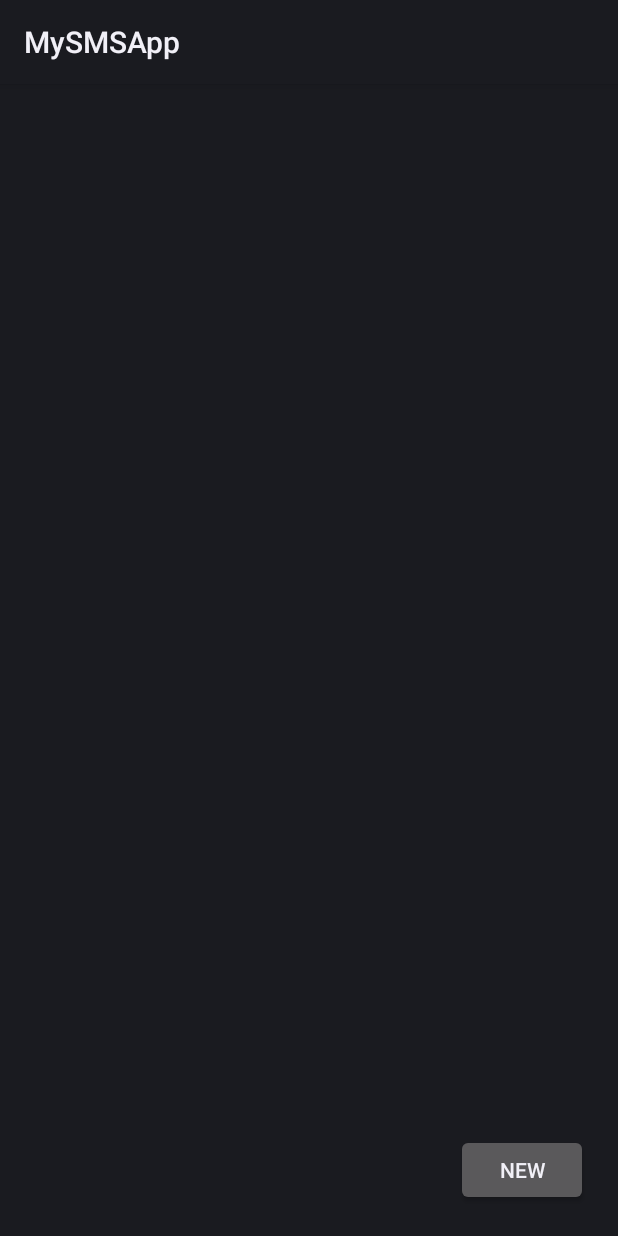
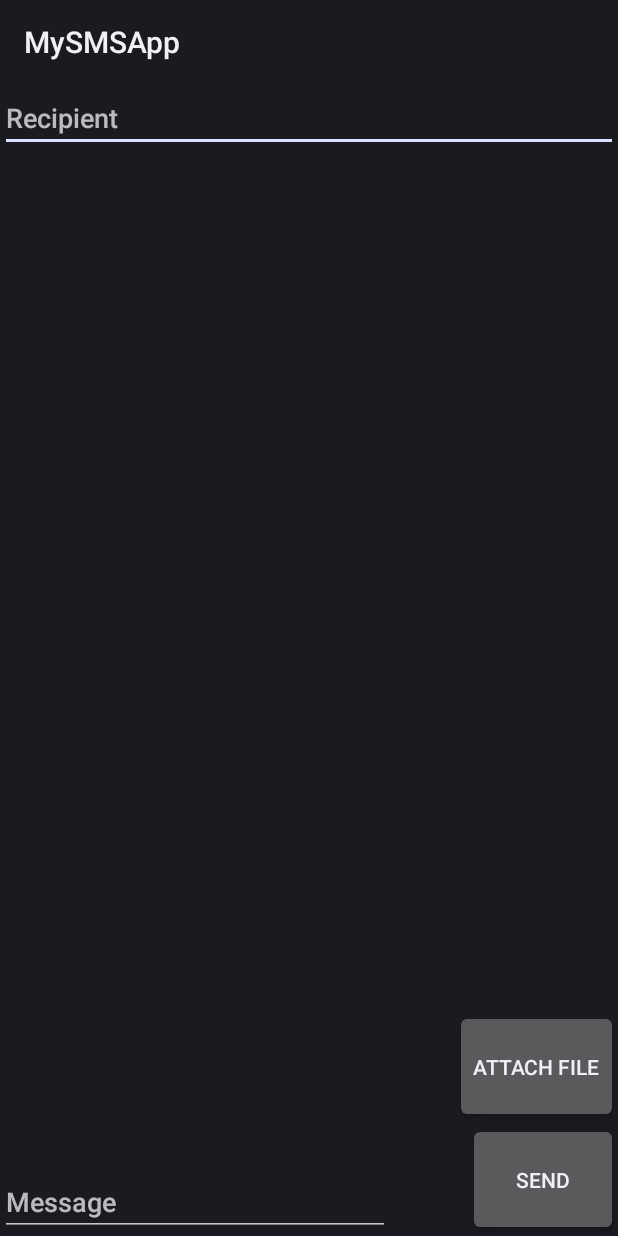
Before and after one commit to DBockrath/TechnologyProjects, an Android app: the screen it shows after launch (SMSHomeActivity before the commit, SMSStringView after it), after a tap on "NEW", on a phone screen of 412 x 824 dp. Run offline under Robolectric (Android 15) with nearby library versions, the phone set to English and light mode, and no system bars.

Commit message:
Fixed bugs

```diff
--- a/MySMSApp/app/src/main/AndroidManifest.xml
+++ b/MySMSApp/app/src/main/AndroidManifest.xml
@@ -19,7 +19,9 @@
 
             </intent-filter>
 
-        </activity>
+		</activity>
+
+		<activity android:name="SMSStringView" />
 
 		<receiver android:name=".SMSMessageReceiver" >
 
--- a/MySMSApp/app/src/main/java/com/DTMSoundMaster/MySMSApp/SMSHomeActivity.java
+++ b/MySMSApp/app/src/main/java/com/DTMSoundMaster/MySMSApp/SMSHomeActivity.java
@@ -4,6 +4,12 @@ import android.app.Activity;
 import android.os.Bundle;
 import android.content.Intent;
 import android.view.View;
+import android.content.ContentResolver;
+import android.database.Cursor;
+import java.util.Date;
+import android.net.Uri;
+import java.text.SimpleDateFormat;
+import android.widget.ArrayAdapter;
 
 public class SMSHomeActivity extends Activity {
 
@@ -17,8 +23,8 @@ public class SMSHomeActivity extends Activity {
 
 	public void newMessage(View v) {
 
-		Intent i = new Intent(this, SMSStringView.class);
-		startActivity(i);
+		Intent intent = new Intent(SMSHomeActivity.this, SMSStringView.class);
+		startActivity(intent);
 
 	}
 
--- a/MySMSApp/app/src/main/java/com/DTMSoundMaster/MySMSApp/SMSMessageReceiver.java
+++ b/MySMSApp/app/src/main/java/com/DTMSoundMaster/MySMSApp/SMSMessageReceiver.java
@@ -5,7 +5,7 @@ import android.content.Context;
 import android.content.Intent;
 import android.os.Bundle;
 import android.telephony.gsm.SmsMessage;
-import android.widget.*;
+import android.widget.Toast;
 
 public class SMSMessageReceiver extends BroadcastReceiver {
 
--- a/MySMSApp/app/src/main/java/com/DTMSoundMaster/MySMSApp/SMSStringView.java
+++ b/MySMSApp/app/src/main/java/com/DTMSoundMaster/MySMSApp/SMSStringView.java
@@ -23,7 +23,7 @@ public class SMSStringView extends Activity {
     protected void onCreate(Bundle savedInstanceState) {
 
         super.onCreate(savedInstanceState);
-        setContentView(R.layout.main);
+        setContentView(R.layout.messaging_view);
 
 		btnSendSMS = (Button)findViewById(R.id.btnSendSMS);
 		txtPhoneNo = (EditText)findViewById(R.id.txtPhoneNo);
--- a/MySMSApp/app/src/main/res/layout/activity_home.xml
+++ b/MySMSApp/app/src/main/res/layout/activity_home.xml
@@ -8,7 +8,7 @@
 	<ListView
 		android:layout_height="match_parent"
 		android:layout_width="match_parent"
-		android:id="@+id/home_list_view" />
+		android:id="@+id/home_list_view"/>
 
 	<Button
 		android:layout_height="wrap_content"
@@ -19,6 +19,6 @@
 		android:layout_marginRight="20dp"
 		android:layout_marginBottom="20dp"
 		android:id="@+id/new_message_button"
-		android:onClick="newMessage" />
+		android:onClick="newMessage"/>
 
 </RelativeLayout>
--- a/MySMSApp/app/src/main/res/layout/main.xml
+++ b/MySMSApp/app/src/main/res/layout/messaging_view.xml
@@ -26,7 +26,7 @@
 		android:layout_width="100dp"
 		android:text="Send"
 		android:id="@+id/btnSendSMS"
-		android:minHeight="150dp"
+		android:minHeight="75dp"
 		android:layout_alignParentRight="true"
 		android:layout_alignParentBottom="true"/>
 
@@ -37,4 +37,13 @@
 		android:layout_marginBottom="150dp"
 		android:id="@+id/message_field"/>
 
+	<Button
+		android:layout_height="wrap_content"
+		android:layout_width="wrap_content"
+		android:text="Attach File"
+		android:layout_above="@id/btnSendSMS"
+		android:layout_alignParentRight="true"
+		android:minWidth="100dp"
+		android:minHeight="75dp"/>
+
 </RelativeLayout>
```
Also changed, not shown: 68 other files.
